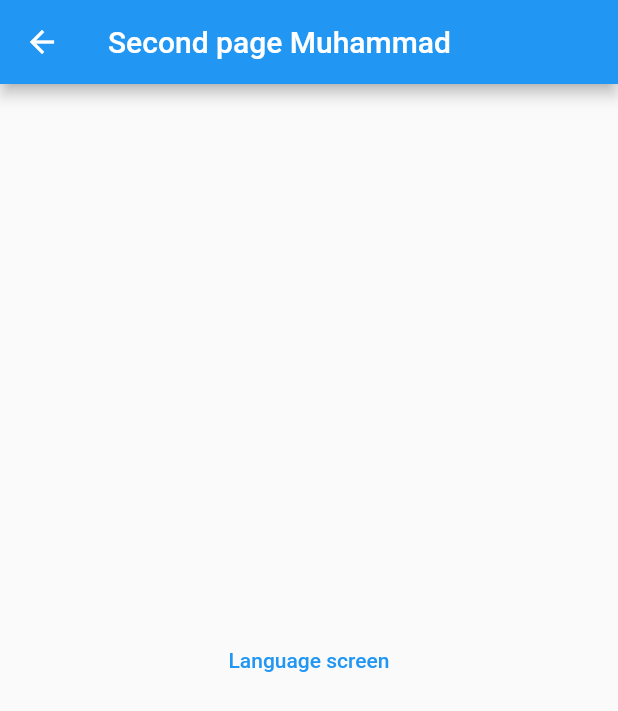
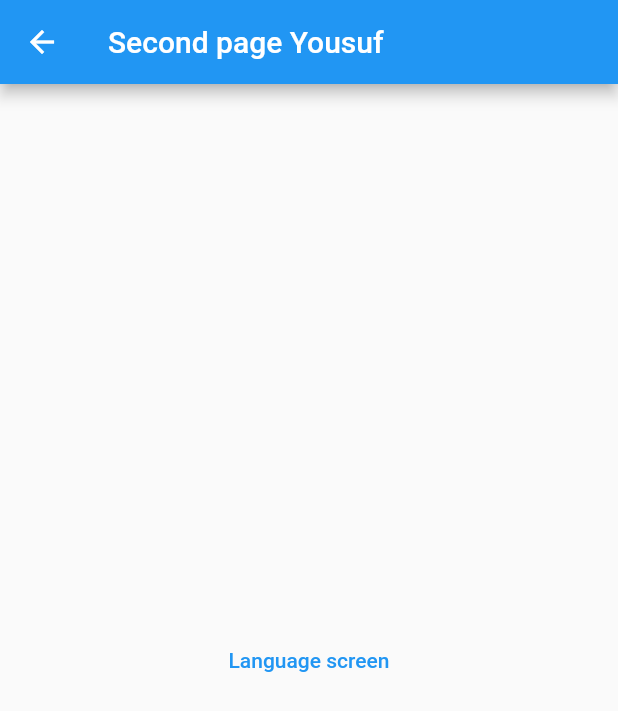
Before and after one commit to MuhammadYousufbhimla/Getx, a Flutter app: the screen it shows after launch, after a tap on "Secondscreen", on a phone screen of 412 x 824 dp. Shown: the top 711 px of the screen. Run offline on Flutter 3.47's test engine with Material 2 defaults, Android fonts, the phone set to English and light mode, and no system bars; our stand-ins replace get.

```diff
--- a/lib/secondscreen.dart
+++ b/lib/secondscreen.dart
@@ -18,7 +18,7 @@ class _HomescreenState extends State<Secondscreen> {
     return Scaffold(
       appBar: AppBar(
         // title: Text("Second page "+widget.name),
-        title: Text("Second page "+Get.arguments[0]),
+        title: Text("Second page "+Get.arguments[1]),
       ),
       body: Container(
         child: Center(child: TextButton(
```
